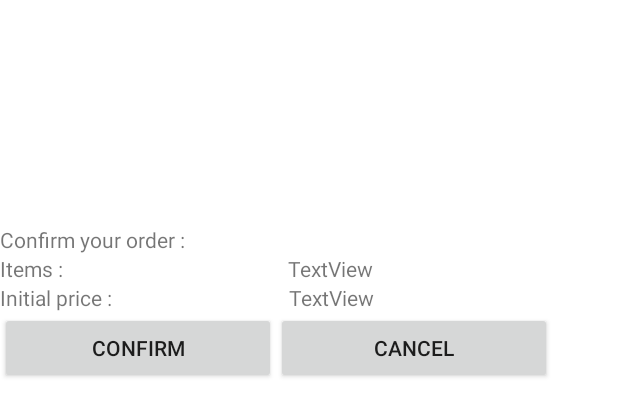
After one commit to ArtHerasymov/kitchen_android, an Android app: the layout confirm_order.xml on its own in the app's theme, with its tools: preview values and no code run, on a phone screen of 412 x 824 dp. The commit adds this screen. Shown: the top 416 px of the screen. Run offline under Robolectric (Android 15) with nearby library versions, the phone set to English and light mode, and no system bars.

Commit message:
Confirmation view added

```diff
--- /dev/null
+++ b/app/src/main/res/layout/confirm_order.xml
@@ -0,0 +1,92 @@
+<?xml version="1.0" encoding="utf-8"?>
+<android.support.constraint.ConstraintLayout xmlns:android="http://schemas.android.com/apk/res/android"
+    xmlns:tools="http://schemas.android.com/tools"
+    android:layout_width="match_parent"
+    android:layout_height="match_parent"
+    android:background="@color/cardview_light_background">
+
+    <LinearLayout
+        android:layout_width="368dp"
+        android:layout_height="wrap_content"
+        android:background="@color/cardview_light_background"
+        android:orientation="vertical"
+        tools:layout_editor_absoluteX="8dp"
+        tools:layout_editor_absoluteY="8dp">
+
+        <LinearLayout
+            android:layout_width="match_parent"
+            android:layout_height="wrap_content"
+            android:orientation="horizontal"
+            android:paddingTop="150dp">
+
+            <TextView
+                android:id="@+id/textView"
+                android:layout_width="wrap_content"
+                android:layout_height="wrap_content"
+                android:layout_weight="1"
+                android:text="Confirm your order : " />
+        </LinearLayout>
+
+        <LinearLayout
+            android:layout_width="match_parent"
+            android:layout_height="match_parent"
+            android:orientation="horizontal">
+
+            <TextView
+                android:id="@+id/textView6"
+                android:layout_width="73dp"
+                android:layout_height="wrap_content"
+                android:layout_weight="1"
+                android:text="Items : " />
+
+            <TextView
+                android:id="@+id/confirmItems"
+                android:layout_width="wrap_content"
+                android:layout_height="wrap_content"
+                android:layout_weight="1"
+                android:text="TextView" />
+        </LinearLayout>
+
+        <LinearLayout
+            android:layout_width="match_parent"
+            android:layout_height="match_parent"
+            android:orientation="horizontal">
+
+            <TextView
+                android:id="@+id/textView10"
+                android:layout_width="wrap_content"
+                android:layout_height="wrap_content"
+                android:layout_weight="1"
+                android:text="Initial price :" />
+
+            <TextView
+                android:id="@+id/confirmPrice"
+                android:layout_width="wrap_content"
+                android:layout_height="wrap_content"
+                android:layout_weight="1"
+                android:text="TextView" />
+        </LinearLayout>
+
+        <LinearLayout
+            android:layout_width="match_parent"
+            android:layout_height="wrap_content"
+            android:orientation="horizontal">
+
+            <Button
+                android:id="@+id/confirmButton"
+                android:layout_width="wrap_content"
+                android:layout_height="wrap_content"
+                android:layout_weight="1"
+                android:onClick="confirmButtonClick"
+                android:text="Confirm" />
+
+            <Button
+                android:id="@+id/cancelButton"
+                android:layout_width="wrap_content"
+                android:layout_height="wrap_content"
+                android:layout_weight="1"
+                android:onClick="onCancleButtonClick"
+                android:text="Cancel" />
+        </LinearLayout>
+    </LinearLayout>
+</android.support.constraint.ConstraintLayout>
```
Also changed, not shown: app/src/main/java/com/example/artie/client/MainActivity.java (+82 -83 lines).
